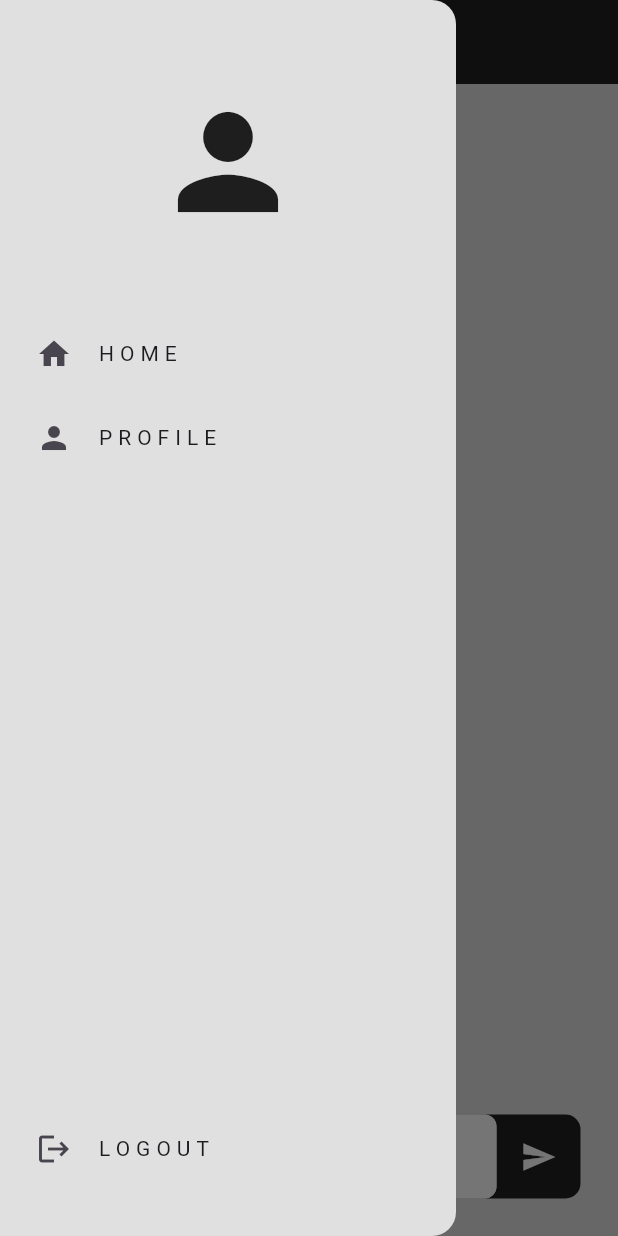
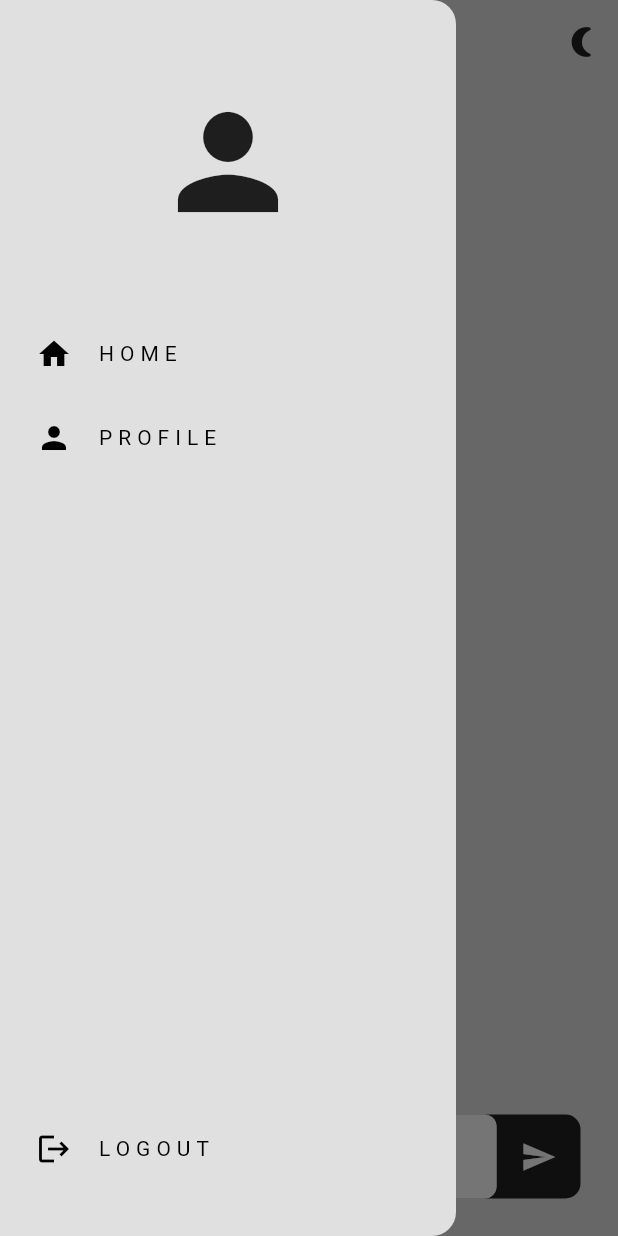
Before and after one commit to IsmayiI/social_media_flutter, a Flutter app: the screen it shows once a user with an empty profile is signed in, with the side drawer open, on a phone screen of 412 x 824 dp. Run offline on Flutter 3.47's test engine with Material 3 defaults, Android fonts, the phone set to English and light mode, and no system bars; our stand-ins replace cloud_firestore, firebase_auth, firebase_core; accounts and stored records are empty; network calls fail.

Commit message:
add dark mode

```diff
--- a/lib/components/text_field.dart
+++ b/lib/components/text_field.dart
@@ -19,11 +19,12 @@ class AppTextField extends StatelessWidget {
 
   @override
   Widget build(BuildContext context) {
+    final theme = Theme.of(context);
     // общий стиль для текстовых полей
     final border = OutlineInputBorder(
       borderRadius: BorderRadius.circular(8),
-      borderSide: const BorderSide(
-        color: Colors.white,
+      borderSide: BorderSide(
+        color: theme.colorScheme.primaryContainer,
       ),
     );
 
@@ -32,9 +33,9 @@ class AppTextField extends StatelessWidget {
       decoration: InputDecoration(
         hintText: hintText,
         hintStyle: TextStyle(
-          color: Colors.grey.shade400,
+          color: theme.colorScheme.secondary,
         ),
-        fillColor: Colors.white,
+        fillColor: theme.colorScheme.primaryContainer,
         filled: true,
         enabledBorder: border,
         focusedBorder: border,
--- a/lib/main.dart
+++ b/lib/main.dart
@@ -12,7 +12,19 @@ void main() async {
   await Firebase.initializeApp(
     options: DefaultFirebaseOptions.currentPlatform,
   );
-  runApp(const MainApp());
+  runApp(MultiProvider(
+    providers: [
+      ChangeNotifierProvider(create: (_) => ThemeProvider()),
+      ChangeNotifierProvider(create: (_) => PostsProvider()),
+      ChangeNotifierProvider(create: (_) => AuthProvider()),
+      ChangeNotifierProxyProvider<AuthProvider, UserProvider>(
+        create: (_) => UserProvider(),
+        update: (_, authProvider, userProvider) =>
+            userProvider!..updateWithAuth(authProvider),
+      ),
+    ],
+    child: MainApp(),
+  ));
 }
 
 class MainApp extends StatelessWidget {
@@ -20,22 +32,17 @@ class MainApp extends StatelessWidget {
 
   @override
   Widget build(BuildContext context) {
-    return MultiProvider(
-      providers: [
-        ChangeNotifierProvider(create: (_) => PostsProvider()),
-        ChangeNotifierProvider(create: (_) => AuthProvider()),
-        ChangeNotifierProxyProvider<AuthProvider, UserProvider>(
-          create: (_) => UserProvider(),
-          update: (_, authProvider, userProvider) =>
-              userProvider!..updateWithAuth(authProvider),
-        ),
-      ],
-      child: MaterialApp(
-        debugShowCheckedModeBanner: false,
-        theme: theme,
-        routes: Navigation.routes,
-        initialRoute: Navigation.initialRoute,
-      ),
+    // получаем тему
+    final isDarkMode = context.watch<ThemeProvider>().isDarkMode;
+    final themeMode = isDarkMode ? ThemeMode.dark : ThemeMode.light;
+
+    return MaterialApp(
+      debugShowCheckedModeBanner: false,
+      theme: lightTheme,
+      darkTheme: darkTheme,
+      themeMode: themeMode,
+      routes: Navigation.routes,
+      initialRoute: Navigation.initialRoute,
     );
   }
 }
--- a/lib/pages/home/components/add_post_button.dart
+++ b/lib/pages/home/components/add_post_button.dart
@@ -10,7 +10,7 @@ class AddPostButton extends StatelessWidget {
       onPressed: () => addPost(context),
       icon: const Icon(Icons.send),
       style: IconButton.styleFrom(
-        foregroundColor: Colors.white,
+        foregroundColor: Theme.of(context).colorScheme.primaryContainer,
         minimumSize: const Size(56, 56),
       ),
     );
--- a/lib/pages/home/components/app_bar.dart
+++ b/lib/pages/home/components/app_bar.dart
@@ -8,5 +8,19 @@ AppBar appBar(BuildContext context) {
 
   final name = user?['name'] ?? 'User';
 
-  return AppBar(title: Text('$name\'s feed'));
+  final themeProvider = context.watch<ThemeProvider>();
+
+  final icon = themeProvider.isDarkMode
+      ? const Icon(Icons.sunny)
+      : const Icon(Icons.nightlight_round);
+
+  return AppBar(
+    title: Text('$name\'s feed'),
+    actions: [
+      IconButton(
+        icon: icon,
+        onPressed: () => themeProvider.toggleTheme(),
+      ),
+    ],
+  );
 }
--- a/lib/pages/home/components/new_post_wrapper.dart
+++ b/lib/pages/home/components/new_post_wrapper.dart
@@ -2,7 +2,6 @@ import 'package:flutter/material.dart';
 import 'package:provider/provider.dart';
 import 'package:social_media/components/components.dart';
 import 'package:social_media/provider/provider.dart';
-import 'package:social_media/theme/colors.dart';
 
 import 'components.dart';
 
@@ -16,7 +15,7 @@ class NewPostWrapper extends StatelessWidget {
 
     return DecoratedBox(
       decoration: BoxDecoration(
-        color: AppColors.grey900,
+        color: Theme.of(context).colorScheme.primary,
         borderRadius: BorderRadius.circular(10),
       ),
       child: Row(
--- a/lib/provider/provider.dart
+++ b/lib/provider/provider.dart
@@ -1,3 +1,4 @@
 export 'posts_provider.dart';
 export 'auth_provider.dart';
 export 'user_provider.dart';
+export 'theme_provider.dart';
--- /dev/null
+++ b/lib/provider/theme_provider.dart
@@ -0,0 +1,10 @@
+import 'package:flutter/material.dart';
+
+class ThemeProvider extends ChangeNotifier {
+  bool isDarkMode = false;
+
+  void toggleTheme() {
+    isDarkMode = !isDarkMode;
+    notifyListeners();
+  }
+}
--- a/lib/theme/colors.dart
+++ b/lib/theme/colors.dart
@@ -2,7 +2,12 @@ import 'package:flutter/material.dart';
 
 abstract class AppColors {
   static const grey900 = Color(0xFF212121);
+  static const grey800 = Color(0xFF424242);
+  static const grey700 = Color(0xFF616161);
   static const grey600 = Color(0xFF757575);
   static const grey500 = Color(0xFF9E9E9E);
+  static const grey400 = Color(0xFFBDBDBD);
   static const grey300 = Color(0xFFE0E0E0);
+  static const grey200 = Color(0xFFEEEEEE);
+  static const grey100 = Color(0xFFF5F5F5);
 }
--- /dev/null
+++ b/lib/theme/dark_theme.dart
@@ -0,0 +1,23 @@
+import 'package:flutter/material.dart';
+
+import 'colors.dart';
+
+final darkTheme = ThemeData(
+  brightness: Brightness.dark,
+  scaffoldBackgroundColor: AppColors.grey900,
+  appBarTheme: const AppBarTheme(
+    backgroundColor: Colors.transparent,
+    foregroundColor: AppColors.grey100,
+    centerTitle: true,
+  ),
+  drawerTheme: const DrawerThemeData(
+    backgroundColor: AppColors.grey900,
+  ),
+  colorScheme: ColorScheme.dark(
+    primary: AppColors.grey100,
+    secondary: AppColors.grey500,
+    primaryContainer: AppColors.grey800,
+    surface: AppColors.grey600,
+    outline: AppColors.grey900,
+  ),
+);
--- /dev/null
+++ b/lib/theme/light_theme.dart
@@ -0,0 +1,22 @@
+import 'package:flutter/material.dart';
+
+import 'colors.dart';
+
+final lightTheme = ThemeData(
+    brightness: Brightness.light,
+    scaffoldBackgroundColor: AppColors.grey300,
+    appBarTheme: const AppBarTheme(
+      backgroundColor: Colors.transparent,
+      foregroundColor: AppColors.grey900,
+      centerTitle: true,
+    ),
+    drawerTheme: const DrawerThemeData(
+      backgroundColor: AppColors.grey300,
+    ),
+    colorScheme: ColorScheme.light(
+      primary: AppColors.grey900,
+      secondary: AppColors.grey400,
+      primaryContainer: Colors.white,
+      surface: AppColors.grey600,
+      outline: AppColors.grey300,
+    ));
--- a/lib/theme/theme.dart
+++ b/lib/theme/theme.dart
@@ -1,15 +1,3 @@
-import 'package:flutter/material.dart';
-
-import 'colors.dart';
-
-final theme = ThemeData(
-  scaffoldBackgroundColor: AppColors.grey300,
-  appBarTheme: const AppBarTheme(
-    backgroundColor: AppColors.grey900,
-    foregroundColor: Colors.white,
-    centerTitle: true,
-  ),
-  drawerTheme: const DrawerThemeData(
-    backgroundColor: AppColors.grey300,
-  ),
-);
+export 'light_theme.dart';
+export 'dark_theme.dart';
+export 'colors.dart';
```
Also changed, not shown: lib/pages/home/components/like_button.dart (+3 -4 lines), lib/pages/home/components/post.dart (+5 -6 lines), lib/pages/profile/components/detail_card.dart (+5 -4 lines), lib/pages/profile/components/settings_dialog.dart (+8 -5 lines), lib/pages/profile/profile_page.dart (+0 -8 lines).
